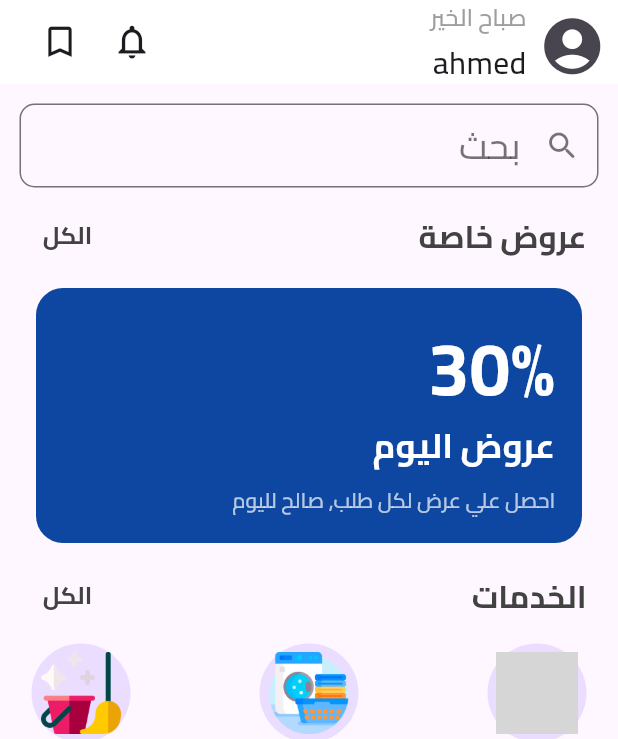
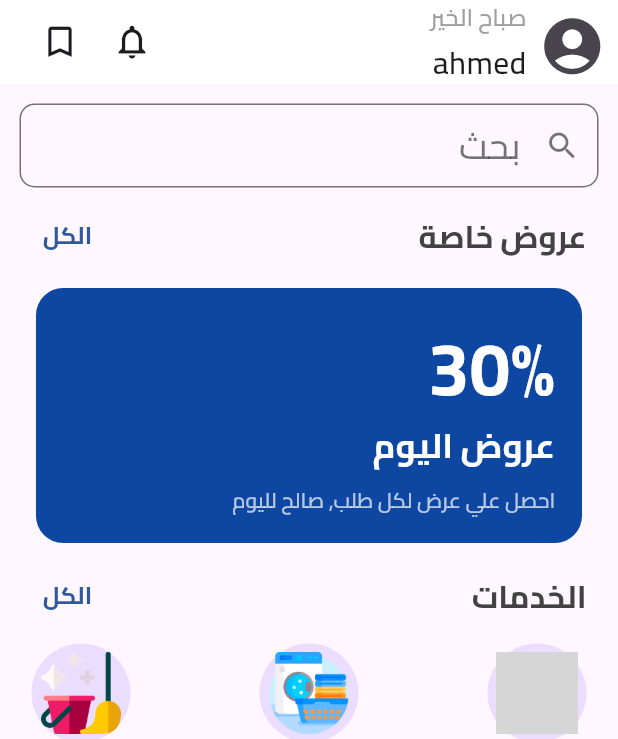
Before and after one commit to mohamedkter/Mahlolua_app, a Flutter app: the screen it shows after launch, on a phone screen of 412 x 824 dp. Shown: the top 739 px of the screen. Run offline on Flutter 3.47's test engine with Material 3 defaults, Android fonts, the phone set to English and light mode, and no system bars; our stand-ins replace chips_choice, dots_indicator; missing offline and left inert: read_more_text; grey boxes are pictures that could not be loaded.

Commit message:
edit in original_page

```diff
--- a/lib/Pages/User_Pages/original_page.dart
+++ b/lib/Pages/User_Pages/original_page.dart
@@ -1,4 +1,5 @@
 import 'package:flutter/material.dart';
+import 'package:mahloula/Constants/Color_Constants.dart';
 import 'package:mahloula/Pages/User_Pages/all_services_page.dart';
 import 'package:mahloula/Pages/User_Pages/bookmark_page.dart';
 import 'package:mahloula/Pages/notifications_page.dart';
@@ -125,7 +126,7 @@ class OriginalPage extends StatelessWidget {
                         child: Text(
                           'الكل',
                           style: TextStyle(
-                              color: Colors.grey.shade800,
+                              color: MainColor,
                               fontWeight: FontWeight.bold,
                               fontFamily: 'cairo',
                               fontSize: 16),
@@ -160,7 +161,7 @@ class OriginalPage extends StatelessWidget {
                         child: Text(
                           'الكل',
                           style: TextStyle(
-                              color: Colors.grey.shade800,
+                              color: MainColor,
                               fontWeight: FontWeight.bold,
                               fontFamily: 'cairo',
                               fontSize: 16),
```
